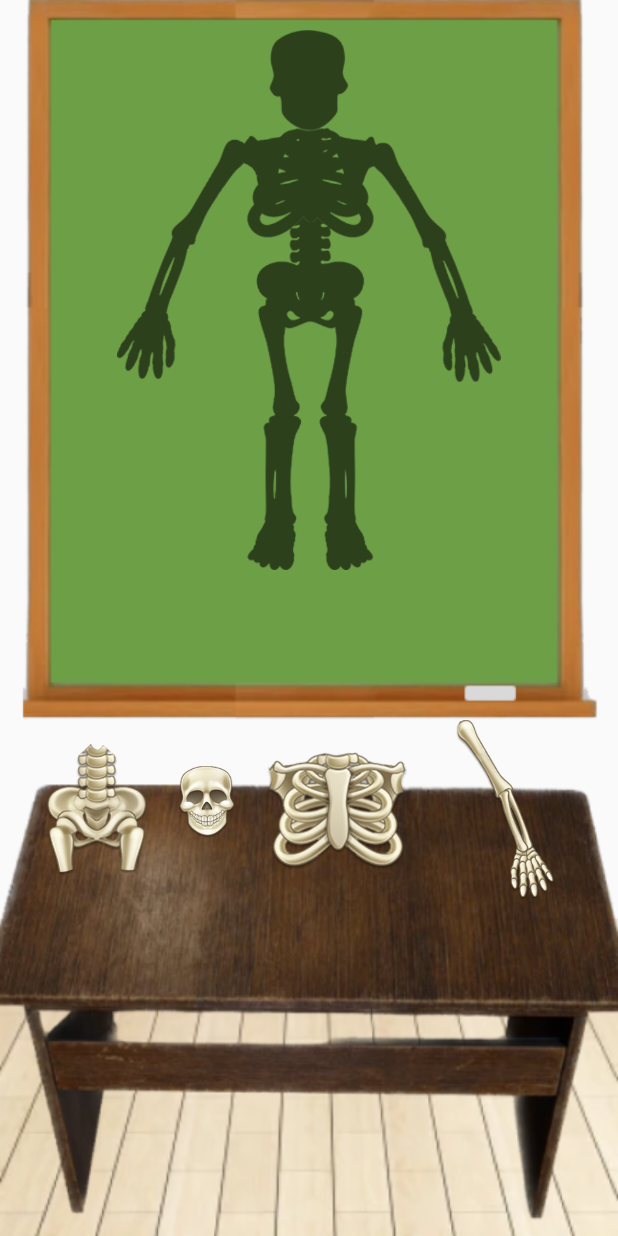
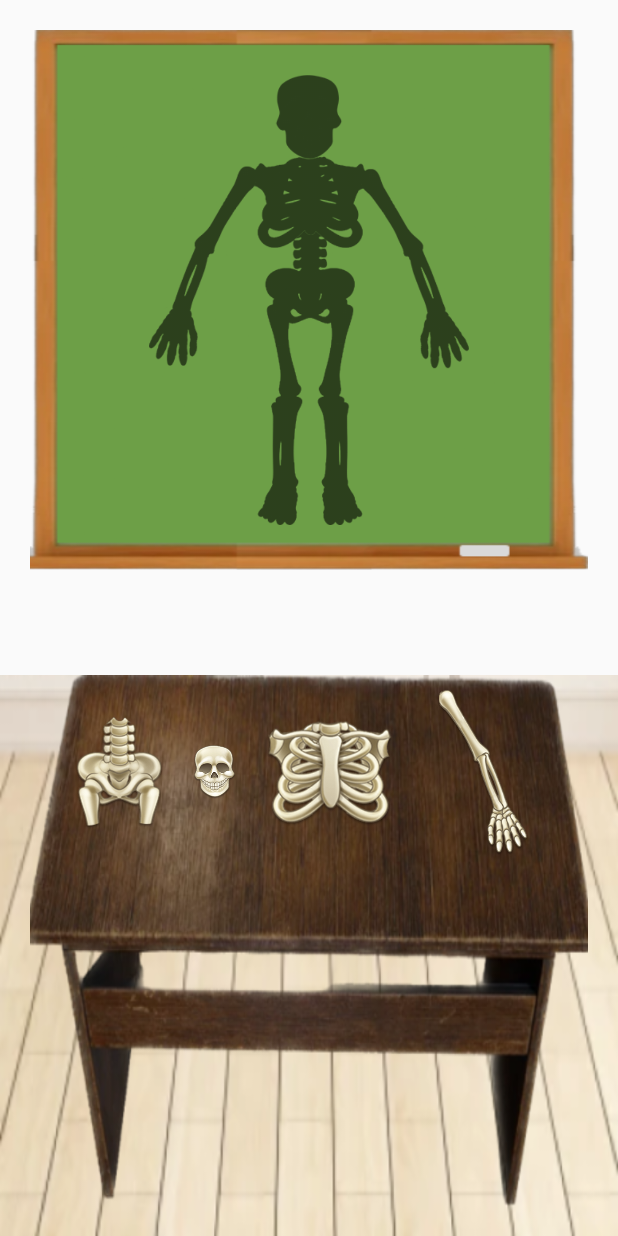
Before and after one commit to xujamov/Quiz, an Android app: the BodyActivity screen opened directly, with no data from a screen before it, on a phone screen of 412 x 824 dp. Run offline under Robolectric (Android 15) with nearby library versions, the phone set to English and light mode, and no system bars.

Commit message:
imp: design changed, code improved

```diff
--- a/app/src/main/res/layout/activity_body.xml
+++ b/app/src/main/res/layout/activity_body.xml
@@ -4,7 +4,6 @@
     xmlns:tools="http://schemas.android.com/tools"
     android:layout_width="match_parent"
     android:layout_height="match_parent"
-    android:background="@drawable/full"
     android:orientation="vertical"
     tools:context=".BodyActivity">
 
@@ -25,6 +24,8 @@
                 android:id="@+id/imageView"
                 android:layout_width="match_parent"
                 android:layout_height="match_parent"
+                android:background="@drawable/doska"
+                android:padding="30dp"
                 android:src="@drawable/v4_skeleton_shadow" />
 
         </FrameLayout>
@@ -34,13 +35,24 @@
     <LinearLayout
         android:id="@+id/parts_layout"
         android:layout_width="match_parent"
-        android:layout_height="match_parent">
+        android:layout_height="match_parent"
+        android:layout_marginTop="50dp"
+        android:background="@drawable/poll">
+
+        <LinearLayout
+            android:layout_width="match_parent"
+            android:layout_height="match_parent"
+            android:layout_marginLeft="20dp"
+            android:layout_marginRight="20dp"
+            android:layout_marginBottom="20dp"
+            android:layout_weight="1"
+            android:background="@drawable/table"
+            android:orientation="horizontal">
 
             <LinearLayout
                 android:layout_width="wrap_content"
-            android:layout_height="140dp"
+                android:layout_height="130dp"
                 android:layout_marginLeft="20dp"
-            android:layout_marginTop="70dp"
                 android:layout_marginRight="20dp"
                 android:layout_marginBottom="20dp"
                 android:layout_weight="1"
@@ -86,6 +98,7 @@
                     android:src="@drawable/v4_skeletone_part_panal_2"
                     android:tag="skelet4" />
             </LinearLayout>
+        </LinearLayout>
 
     </LinearLayout>
 
```
Also changed, not shown: app/src/main/java/com/example/quiz/BodyActivity.java (+13 -28 lines), app/src/main/java/com/example/quiz/QuizHelper.java (+5 -35 lines). Lines whose indentation alone changed are shown as unchanged.
